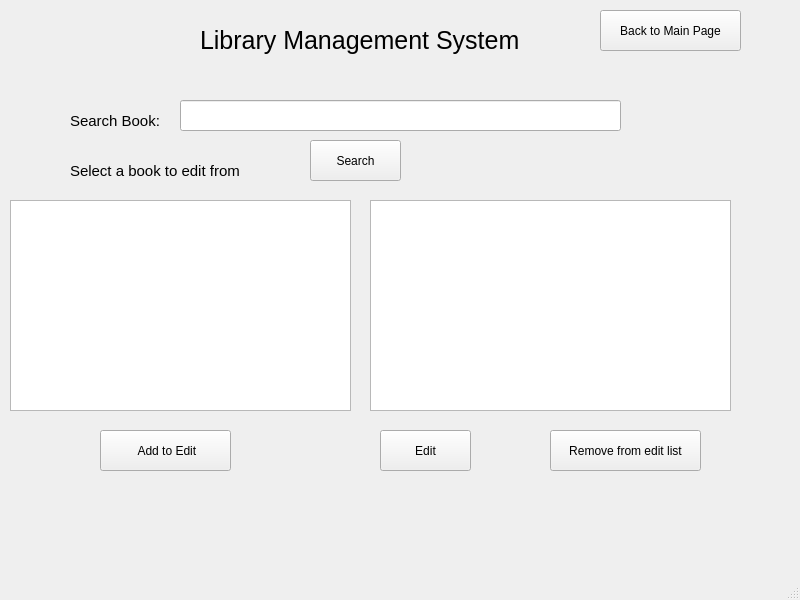
calderon-antoniop410/LibraryPlusPlus, file bookManager.ui: the form before one commit.
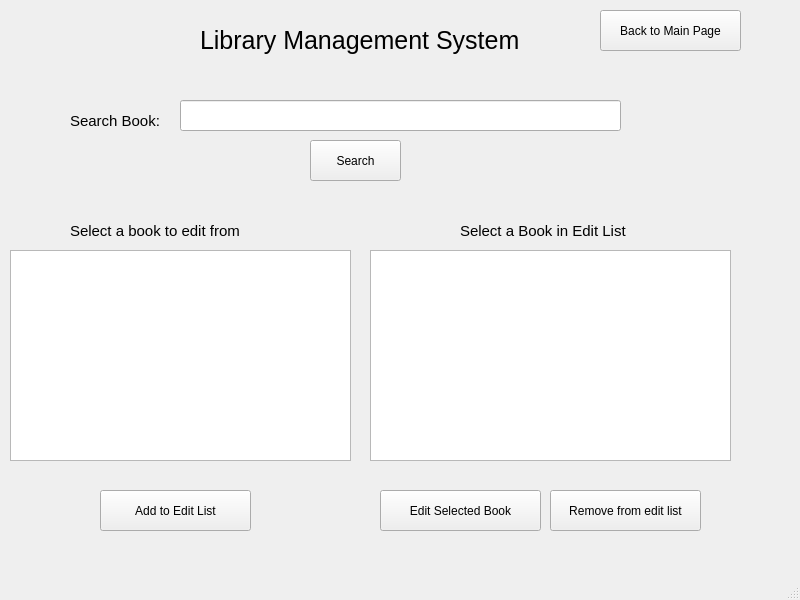
The form after the commit.

```diff
--- a/bookManager.ui
+++ b/bookManager.ui
@@ -31,13 +31,13 @@
     <property name="geometry">
      <rect>
       <x>100</x>
-      <y>430</y>
-      <width>131</width>
+      <y>490</y>
+      <width>151</width>
       <height>41</height>
      </rect>
     </property>
     <property name="text">
-     <string> Add to Edit</string>
+     <string>Add to Edit List</string>
     </property>
    </widget>
    <widget class="QPushButton" name="exitButton">
@@ -57,7 +57,7 @@
     <property name="geometry">
      <rect>
       <x>550</x>
-      <y>430</y>
+      <y>490</y>
       <width>151</width>
       <height>41</height>
      </rect>
@@ -70,13 +70,13 @@
     <property name="geometry">
      <rect>
       <x>380</x>
-      <y>430</y>
-      <width>91</width>
+      <y>490</y>
+      <width>161</width>
       <height>41</height>
      </rect>
     </property>
     <property name="text">
-     <string>Edit</string>
+     <string>Edit Selected Book</string>
     </property>
    </widget>
    <widget class="QLabel" name="label">
@@ -129,7 +129,7 @@
     <property name="geometry">
      <rect>
       <x>10</x>
-      <y>200</y>
+      <y>250</y>
       <width>341</width>
       <height>211</height>
      </rect>
@@ -139,7 +139,7 @@
     <property name="geometry">
      <rect>
       <x>370</x>
-      <y>200</y>
+      <y>250</y>
       <width>361</width>
       <height>211</height>
      </rect>
@@ -149,7 +149,7 @@
     <property name="geometry">
      <rect>
       <x>70</x>
-      <y>150</y>
+      <y>210</y>
       <width>181</width>
       <height>41</height>
      </rect>
@@ -163,6 +163,24 @@
      <string>Select a book to edit from</string>
     </property>
    </widget>
+   <widget class="QLabel" name="label_5">
+    <property name="geometry">
+     <rect>
+      <x>460</x>
+      <y>210</y>
+      <width>181</width>
+      <height>41</height>
+     </rect>
+    </property>
+    <property name="styleSheet">
+     <string notr="true">QLabel{
+font-size:15px;
+}</string>
+    </property>
+    <property name="text">
+     <string>Select a Book in Edit List</string>
+    </property>
+   </widget>
   </widget>
   <widget class="QMenuBar" name="menubar">
    <property name="geometry">
```
